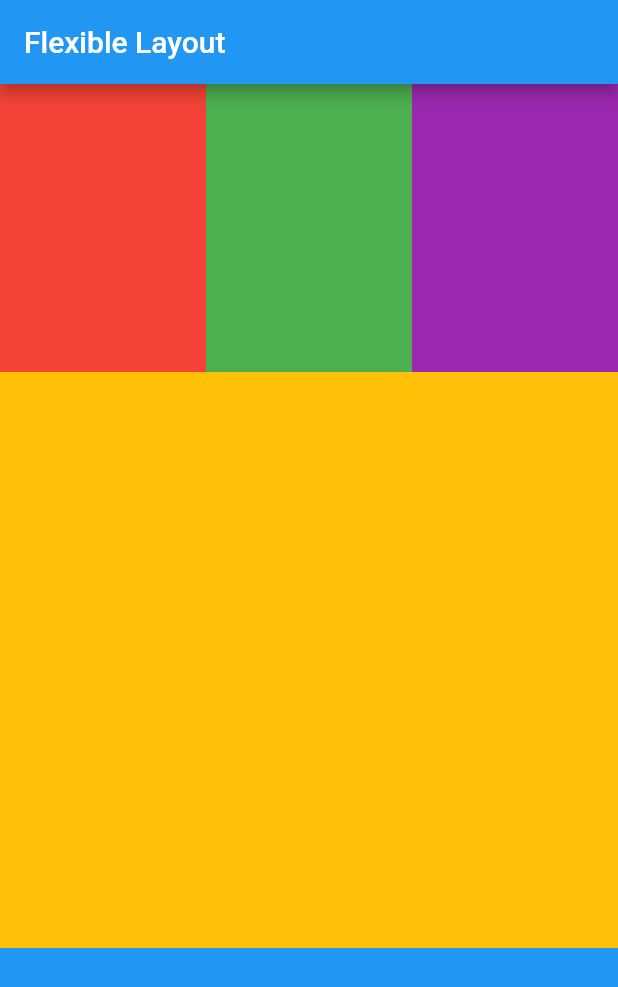
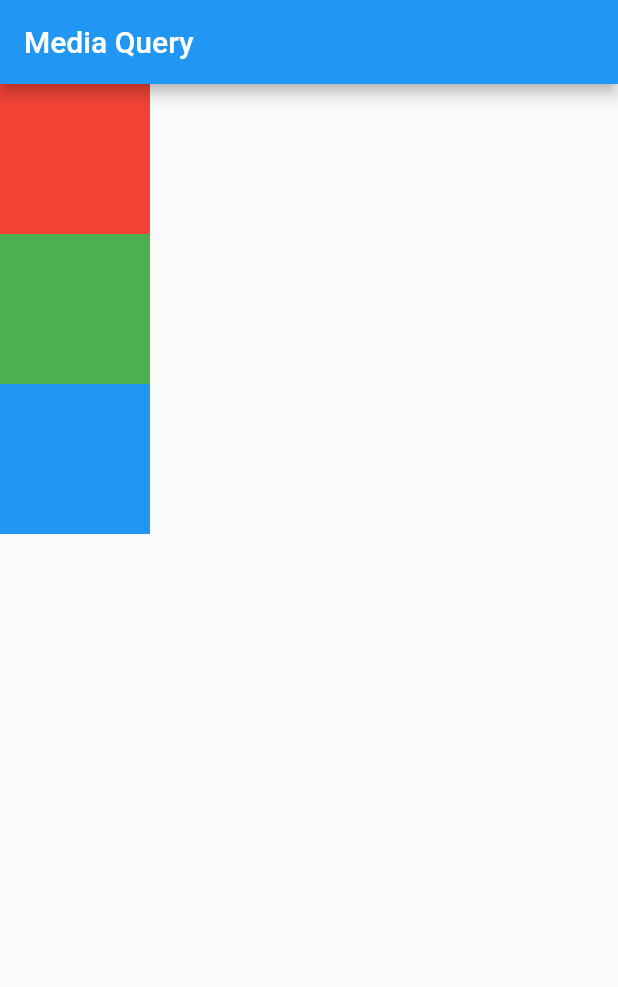
Before and after one commit to 1hafizhsdq/leraning, a Flutter app: the screen it shows after launch, on a phone screen of 412 x 824 dp. Shown: the top 987 px of the screen. Run offline on Flutter 3.47's test engine with Material 2 defaults, Android fonts, the phone set to English and light mode, and no system bars; our stand-ins replace get.

Commit message:
media query

```diff
--- a/lib/main.dart
+++ b/lib/main.dart
@@ -11,50 +11,45 @@ class MyApp extends StatelessWidget {
   @override
   Widget build(BuildContext context) {
     return MaterialApp(
-      home: Scaffold(
-        appBar: AppBar(title: Text("Flexible Layout"),),
-        body: Column(
-          children: [
-            Flexible(
-              flex: 1,
-              child: Row(
-                children: [
-                  Flexible(
-                    flex: 1,
-                    child: Container(
-                      color: Colors.red,
-                    ),
-                  ),
-                  Flexible(
-                    flex: 1,
-                    child: Container(
-                      color: Colors.green,
-                    ),
-                  ),
-                  Flexible(
-                    flex: 1,
-                    child: Container(
-                      color: Colors.purple,
-                    ),
-                  ),
-                ],
-              ),
-            ),
-            Flexible(
-              flex: 2,
-              child: Container(
-                color: Colors.amber,
-              ),
-            ),
-            Flexible(
-              flex: 1,
-              child: Container(
-                color: Colors.blue,
-              ),
-            ),
-          ],
-        ),
-      ),
+      home: MainPage(),
     );
   }
 }
+
+class MainPage extends StatelessWidget {
+  @override
+  Widget build(BuildContext context) {
+    return Scaffold(
+      appBar: AppBar(
+        title: Text("Media Query"),
+      ),
+      body: (MediaQuery.of(context).orientation == Orientation.portrait)
+          ? Column(
+              children: GenerateContainers,
+            )
+          : Row(
+              children: GenerateContainers,
+            ),
+    );
+  }
+
+  List<Widget> get GenerateContainers {
+    return [
+      Container(
+        color: Colors.red,
+        width: 100,
+        height: 100,
+      ),
+      Container(
+        color: Colors.green,
+        width: 100,
+        height: 100,
+      ),
+      Container(
+        color: Colors.blue,
+        width: 100,
+        height: 100,
+      ),
+    ];
+  }
+}
```
